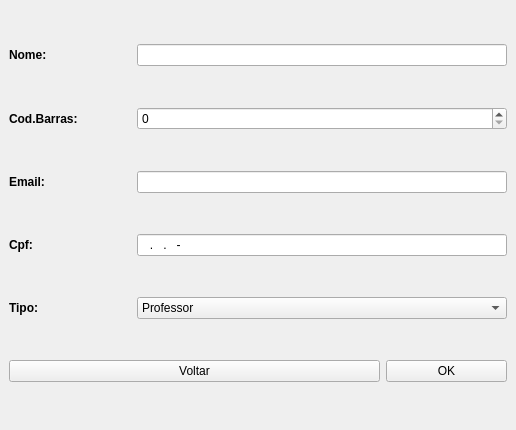
Old version of the form cad_user.ui in the repository walkermarcos/Chaves.
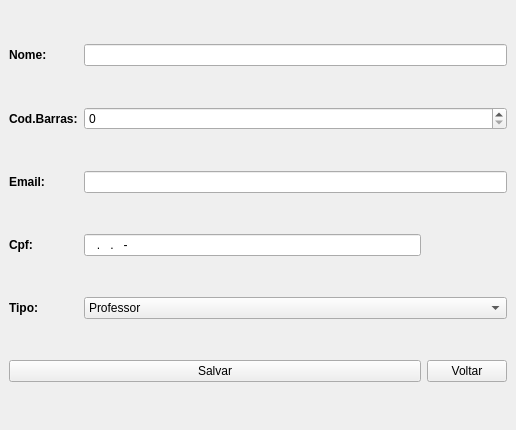
New version of the form. Icons and pictures are not drawn.

```diff
--- a/cad_user.ui
+++ b/cad_user.ui
@@ -32,6 +32,19 @@
       </property>
      </widget>
     </item>
+    <item row="1" column="0">
+     <widget class="QLabel" name="label_2">
+      <property name="font">
+       <font>
+        <weight>75</weight>
+        <bold>true</bold>
+       </font>
+      </property>
+      <property name="text">
+       <string>Cod.Barras:</string>
+      </property>
+     </widget>
+    </item>
     <item row="2" column="0">
      <widget class="QLabel" name="label_3">
       <property name="font">
@@ -45,9 +58,6 @@
       </property>
      </widget>
     </item>
-    <item row="2" column="1" colspan="3">
-     <widget class="QLineEdit" name="lineEdit_3"/>
-    </item>
     <item row="3" column="0">
      <widget class="QLabel" name="label_4">
       <property name="font">
@@ -61,13 +71,6 @@
       </property>
      </widget>
     </item>
-    <item row="3" column="1" colspan="3">
-     <widget class="QLineEdit" name="lineEdit_4">
-      <property name="inputMask">
-       <string>nnn.nnn.nnn-nn ; </string>
-      </property>
-     </widget>
-    </item>
     <item row="4" column="0">
      <widget class="QLabel" name="label_5">
       <property name="font">
@@ -81,57 +84,59 @@
       </property>
      </widget>
     </item>
-    <item row="5" column="0" colspan="3">
+    <item row="5" column="2">
      <widget class="QPushButton" name="pushButton_2">
       <property name="text">
        <string>Voltar</string>
       </property>
      </widget>
     </item>
-    <item row="5" column="3">
+    <item row="5" column="0" colspan="2">
      <widget class="QPushButton" name="pushButton">
       <property name="text">
-       <string>OK</string>
+       <string>Salvar</string>
       </property>
      </widget>
     </item>
-    <item row="0" column="1" colspan="3">
+    <item row="0" column="1" colspan="2">
      <widget class="QLineEdit" name="lineEdit"/>
     </item>
-    <item row="1" column="0">
-     <widget class="QLabel" name="label_2">
-      <property name="font">
-       <font>
-        <weight>75</weight>
-        <bold>true</bold>
-       </font>
-      </property>
-      <property name="text">
-       <string>Cod.Barras:</string>
-      </property>
-     </widget>
-    </item>
-    <item row="4" column="1" colspan="3">
-     <widget class="QComboBox" name="comboBox">
-      <item>
-       <property name="text">
-        <string>Professor</string>
-       </property>
-      </item>
-      <item>
-       <property name="text">
-        <string>Aluno</string>
-       </property>
-      </item>
-     </widget>
-    </item>
-    <item row="1" column="1" colspan="3">
+    <item row="1" column="1" colspan="2">
      <widget class="QSpinBox" name="spinBox">
       <property name="maximum">
        <number>999999999</number>
       </property>
      </widget>
     </item>
+    <item row="2" column="1" colspan="2">
+     <widget class="QLineEdit" name="lineEdit_3"/>
+    </item>
+    <item row="4" column="1" colspan="2">
+     <widget class="QComboBox" name="comboBox">
+      <item>
+       <property name="text">
+        <string>Professor</string>
+       </property>
+      </item>
+      <item>
+       <property name="text">
+        <string>Aluno</string>
+       </property>
+      </item>
+      <item>
+       <property name="text">
+        <string>Servidor</string>
+       </property>
+      </item>
+     </widget>
+    </item>
+    <item row="3" column="1">
+     <widget class="QLineEdit" name="lineEdit_4">
+      <property name="inputMask">
+       <string>nnn.nnn.nnn-nn ; </string>
+      </property>
+     </widget>
+    </item>
    </layout>
   </widget>
  </widget>
```
